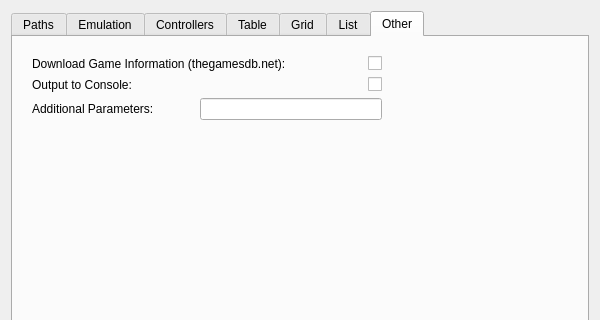
Before: the Qt Designer form src/settingsdialog.ui in dh4/cen64-qt, drawn with Qt 5; both pictures show x 0 to 600 and y 0 to 320 of the 600 by 675 pixel window.
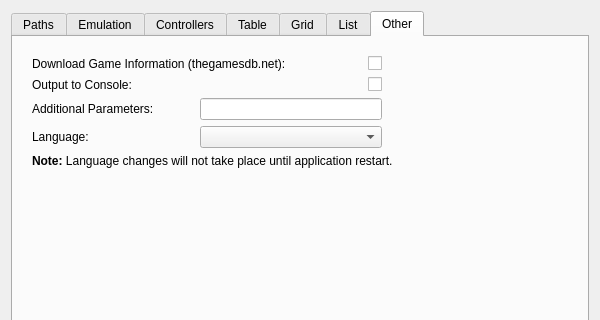
After: the same form once the commit is applied. The open tabs and pages were chosen to show the change.

Commit message: Modify application to allow for translations and add French

Patch:
```diff
--- a/src/settingsdialog.ui
+++ b/src/settingsdialog.ui
@@ -1529,6 +1529,9 @@
            </property>
           </widget>
          </item>
+         <item row="3" column="1" colspan="2">
+          <widget class="QComboBox" name="languageBox"/>
+         </item>
          <item row="2" column="1" colspan="2">
           <widget class="QLineEdit" name="parametersLine">
            <property name="toolTip">
@@ -1536,9 +1539,16 @@
            </property>
           </widget>
          </item>
+         <item row="3" column="0">
+          <widget class="QLabel" name="languageLabel">
+           <property name="text">
+            <string>Language:</string>
+           </property>
+          </widget>
+         </item>
         </layout>
        </item>
-       <item row="1" column="0">
+       <item row="2" column="0">
         <spacer name="otherVSpacer">
          <property name="orientation">
           <enum>Qt::Vertical</enum>
@@ -1564,6 +1574,16 @@
          </property>
         </spacer>
        </item>
+       <item row="1" column="0" colspan="2">
+        <widget class="QLabel" name="languageInfoLabel">
+         <property name="text">
+          <string>&lt;b&gt;Note:&lt;/b&gt; Language changes will not take place until application restart.</string>
+         </property>
+         <property name="indent">
+          <number>10</number>
+         </property>
+        </widget>
+       </item>
       </layout>
      </widget>
     </widget>
```
The commit also changes 16 other files.
